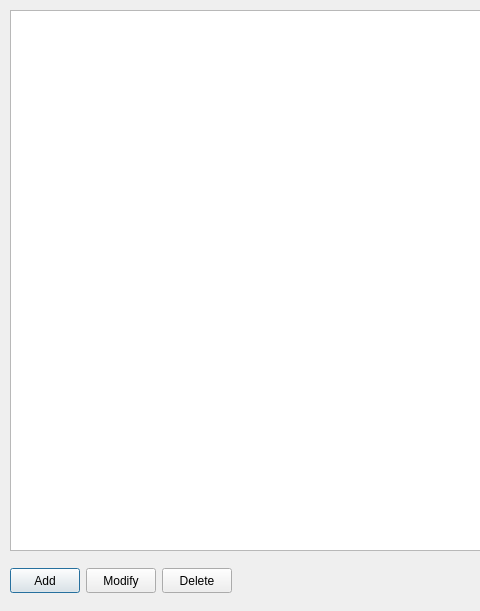
This is menusviewdialog.ui in pgulyaev88/elpos.manager as Qt 5 draws it before an edit; both pictures show x 0 to 480 and y 0 to 611 of the 691 by 611 pixel window. The edited form follows.
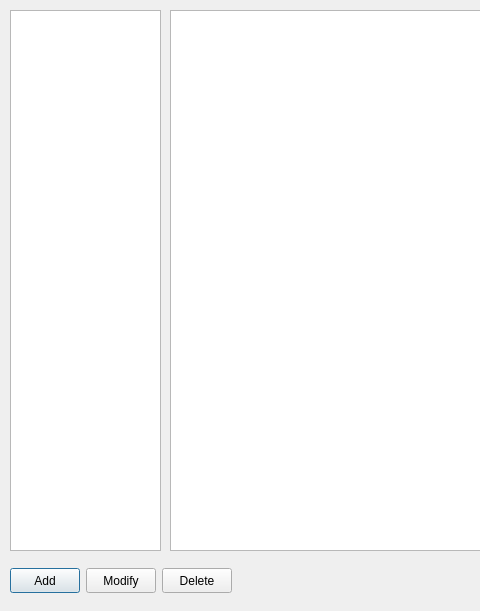
This is the edited form.

Commit message: ?????????? ???? ? ????, ????? ???? QTreeView ?? QTableView. ?????????? ???? ???? ? ???? ?? 2 QTableView.

Patch:
```diff
--- a/menusviewdialog.ui
+++ b/menusviewdialog.ui
@@ -105,12 +105,22 @@
     </item>
    </layout>
   </widget>
-  <widget class="QTreeView" name="menusTreeView">
+  <widget class="QTableView" name="menusTableView">
+   <property name="geometry">
+    <rect>
+     <x>170</x>
+     <y>10</y>
+     <width>511</width>
+     <height>541</height>
+    </rect>
+   </property>
+  </widget>
+  <widget class="QTableView" name="menusGroupTableView">
    <property name="geometry">
     <rect>
      <x>10</x>
      <y>10</y>
-     <width>671</width>
+     <width>151</width>
      <height>541</height>
     </rect>
    </property>
```
The commit also changes 3 other files.
